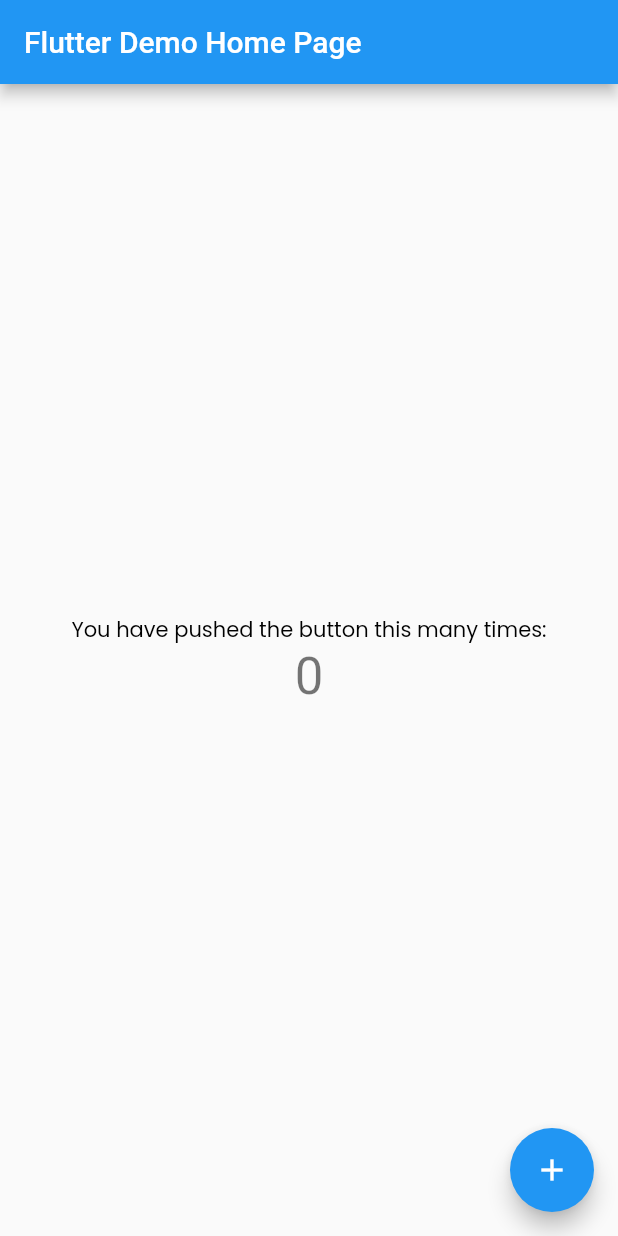
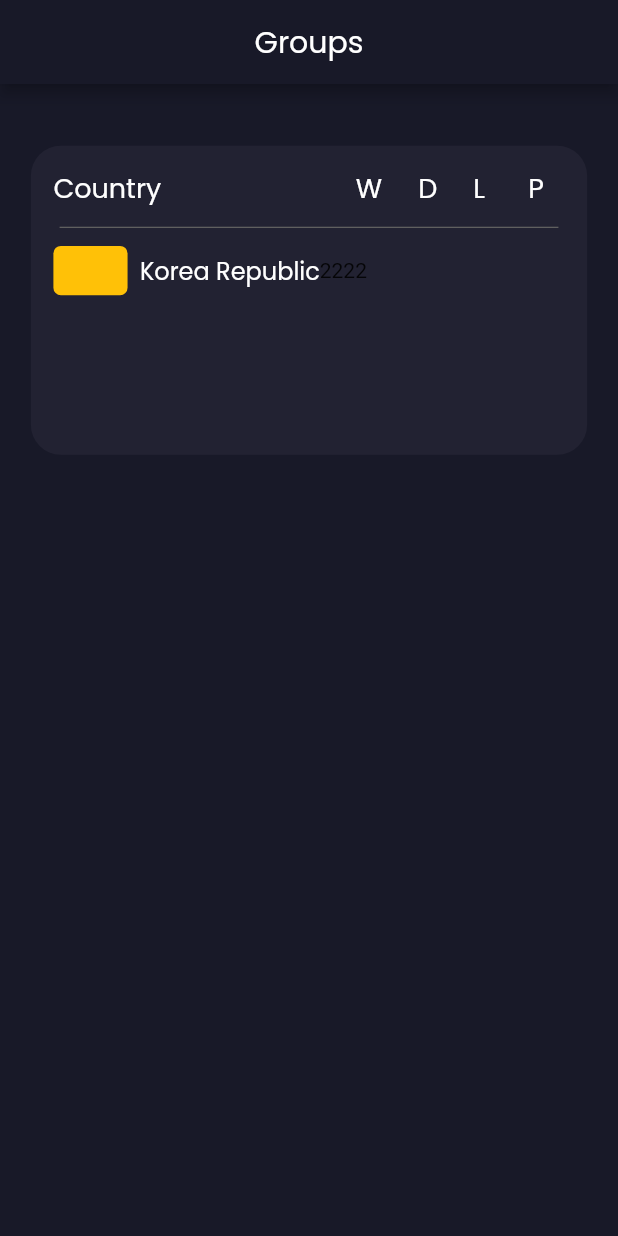
Before and after one commit to thejorabek/fifa_world_cup, a Flutter app: the screen it shows after launch, on a phone screen of 412 x 824 dp. Run offline on Flutter 3.47's test engine with Material 2 defaults, Android fonts, the phone set to English and light mode, and no system bars; our stand-ins replace flutter_svg.

Commit message:
Some changes

```diff
--- a/lib/main.dart
+++ b/lib/main.dart
@@ -1,4 +1,4 @@
-import 'package:fifa_world_cup/utils/constants/fonts.dart';
+import 'package:fifa_world_cup/views/groups_page.dart';
 import 'package:flutter/material.dart';
 
 void main() {
@@ -8,110 +8,11 @@ void main() {
 class MyApp extends StatelessWidget {
   const MyApp({super.key});
 
-  // This widget is the root of your application.
   @override
   Widget build(BuildContext context) {
     return MaterialApp(
-      title: 'Flutter Demo',
-      theme: ThemeData(
-        // This is the theme of your application.
-        //
-        // Try running your application with "flutter run". You'll see the
-        // application has a blue toolbar. Then, without quitting the app, try
-        // changing the primarySwatch below to Colors.green and then invoke
-        // "hot reload" (press "r" in the console where you ran "flutter run",
-        // or simply save your changes to "hot reload" in a Flutter IDE).
-        // Notice that the counter didn't reset back to zero; the application
-        // is not restarted.
-        primarySwatch: Colors.blue,
-      ),
-      home: const MyHomePage(title: 'Flutter Demo Home Page'),
+      debugShowCheckedModeBanner: false,
+      home: GroupsPage(),
     );
   }
 }
-
-class MyHomePage extends StatefulWidget {
-  const MyHomePage({super.key, required this.title});
-
-  // This widget is the home page of your application. It is stateful, meaning
-  // that it has a State object (defined below) that contains fields that affect
-  // how it looks.
-
-  // This class is the configuration for the state. It holds the values (in this
-  // case the title) provided by the parent (in this case the App widget) and
-  // used by the build method of the State. Fields in a Widget subclass are
-  // always marked "final".
-
-  final String title;
-
-  @override
-  State<MyHomePage> createState() => _MyHomePageState();
-}
-
-class _MyHomePageState extends State<MyHomePage> {
-  int _counter = 0;
-
-  void _incrementCounter() {
-    setState(() {
-      // This call to setState tells the Flutter framework that something has
-      // changed in this State, which causes it to rerun the build method below
-      // so that the display can reflect the updated values. If we changed
-      // _counter without calling setState(), then the build method would not be
-      // called again, and so nothing would appear to happen.
-      _counter++;
-    });
-  }
-
-  @override
-  Widget build(BuildContext context) {
-    // This method is rerun every time setState is called, for instance as done
-    // by the _incrementCounter method above.
-    //
-    // The Flutter framework has been optimized to make rerunning build methods
-    // fast, so that you can just rebuild anything that needs updating rather
-    // than having to individually change instances of widgets.
-    return Scaffold(
-      appBar: AppBar(
-        // Here we take the value from the MyHomePage object that was created by
-        // the App.build method, and use it to set our appbar title.
-        title: Text(widget.title),
-      ),
-      body: Center(
-        // Center is a layout widget. It takes a single child and positions it
-        // in the middle of the parent.
-        child: Column(
-          // Column is also a layout widget. It takes a list of children and
-          // arranges them vertically. By default, it sizes itself to fit its
-          // children horizontally, and tries to be as tall as its parent.
-          //
-          // Invoke "debug painting" (press "p" in the console, choose the
-          // "Toggle Debug Paint" action from the Flutter Inspector in Android
-          // Studio, or the "Toggle Debug Paint" command in Visual Studio Code)
-          // to see the wireframe for each widget.
-          //
-          // Column has various properties to control how it sizes itself and
-          // how it positions its children. Here we use mainAxisAlignment to
-          // center the children vertically; the main axis here is the vertical
-          // axis because Columns are vertical (the cross axis would be
-          // horizontal).
-          mainAxisAlignment: MainAxisAlignment.center,
-          children: <Widget>[
-            Text(
-              'You have pushed the button this many times:',
-              style: MyFonts.poppinsRegular,
-            ),
-            Text(
-              '$_counter',
-              style: Theme.of(context).textTheme.headline4,
-            ),
-          ],
-        ),
-      ),
-      floatingActionButton: FloatingActionButton(
-        onPressed: _incrementCounter,
-        tooltip: 'Increment',
-        child: const Icon(Icons.add),
-      ), // This trailing comma makes auto-formatting nicer for build methods.
-    );
-  }
-}
--- /dev/null
+++ b/lib/utils/constants/colors.dart
@@ -0,0 +1,6 @@
+import 'package:flutter/material.dart';
+
+class MyColors {
+  static Color mainColor = Color(0xFF181928);
+  static Color secondColor = Color(0xFF222232 );
+}
--- a/lib/utils/constants/fonts.dart
+++ b/lib/utils/constants/fonts.dart
@@ -2,23 +2,23 @@ import 'package:flutter/material.dart';
 
 class MyFonts {
   static final TextStyle poppinsRegular = TextStyle(
-    fontWeight: FontWeight.w300,
+    fontWeight: FontWeight.w400,
     fontFamily: 'Poppins',
     fontSize: 14,
-    color: Colors.black,
+    color: Colors.white,
   );
 
   static final TextStyle poppinsBold = TextStyle(
-    fontWeight: FontWeight.w400,
+    fontWeight: FontWeight.w600,
     fontFamily: 'Poppins',
     fontSize: 14,
-    color: Colors.black,
+    color: Colors.white,
   );
 
   static final TextStyle poppinsItalic = TextStyle(
     fontWeight: FontWeight.w500,
     fontFamily: 'Poppins',
     fontSize: 14,
-    color: Colors.black,
+    color: Colors.white,
   );
 }
--- /dev/null
+++ b/lib/views/groups_page.dart
@@ -0,0 +1,79 @@
+import 'package:fifa_world_cup/utils/constants/colors.dart';
+import 'package:fifa_world_cup/utils/constants/fonts.dart';
+import 'package:flutter/material.dart';
+import 'package:flutter_svg/flutter_svg.dart';
+
+class GroupsPage extends StatefulWidget {
+  const GroupsPage({super.key});
+
+  @override
+  State<GroupsPage> createState() => _GroupsPageState();
+}
+
+class _GroupsPageState extends State<GroupsPage> {
+  @override
+  Widget build(BuildContext context) {
+    double width = MediaQuery.of(context).size.width;
+    double height = MediaQuery.of(context).size.height;
+    return Scaffold(
+      backgroundColor: MyColors.mainColor,
+      appBar: AppBar(
+        backgroundColor: MyColors.mainColor,
+        title: Text(
+          'Groups',
+          style: MyFonts.poppinsRegular.copyWith(fontSize: 20, color: Colors.white, fontWeight: FontWeight.w500),
+        ),
+        centerTitle: true,
+      ),
+      body: Padding(
+        padding: EdgeInsets.symmetric(horizontal: width * .05),
+        child: Column(children: [
+          SizedBox(height: height * .05),
+          Container(
+            width: width * .9,
+            height: height * .25,
+            decoration: BoxDecoration(color: MyColors.secondColor, borderRadius: BorderRadius.circular(20)),
+            child: Padding(
+              padding: const EdgeInsets.all(15),
+              child: Column(crossAxisAlignment: CrossAxisAlignment.start, children: [
+                Row(
+                  children: [
+                    Text(
+                      'Country                           W     D     L      P',
+                      style: MyFonts.poppinsRegular.copyWith(fontSize: 18, color: Colors.white),
+                    ),
+                  ],
+                ),
+                Divider(
+                  height: height * .03,
+                  color: Colors.grey[700],
+                  thickness: width * .002,
+                  endIndent: width * .01,
+                  indent: width * .01,
+                ),
+                Row(
+                  children: [
+                    Container(
+                      height: height * .04,
+                      width: width * .12,
+                      decoration: BoxDecoration(borderRadius: BorderRadius.circular(5), color: Colors.amber),
+                    ),
+                    SizedBox(width: width * .02),
+                    Text(
+                      'Korea Republic',
+                      style: MyFonts.poppinsRegular.copyWith(fontSize: 16, color: Colors.white, fontWeight: FontWeight.w500),
+                    ),
+                    Text('2',style: TextStyle(),),
+                    Text('2'),
+                    Text('2'),
+                    Text('2'),
+                  ],
+                )
+              ]),
+            ),
+          )
+        ]),
+      ),
+    );
+  }
+}
--- a/pubspec.yaml
+++ b/pubspec.yaml
@@ -15,6 +15,7 @@ dependencies:
   cupertino_icons: ^1.0.2
   firebase_core: ^2.2.0
   firebase_database: ^10.0.5
+  flutter_svg: ^1.1.6
 
 dev_dependencies:
   flutter_test:
```
Also changed, not shown: assets/images/netherlands.png (added), assets/svg/flags/ecuador.svg (added), assets/svg/flags/netherlands.svg (added), assets/svg/flags/qatar.svg (added), assets/svg/flags/senegal.svg (added), pubspec.lock.
